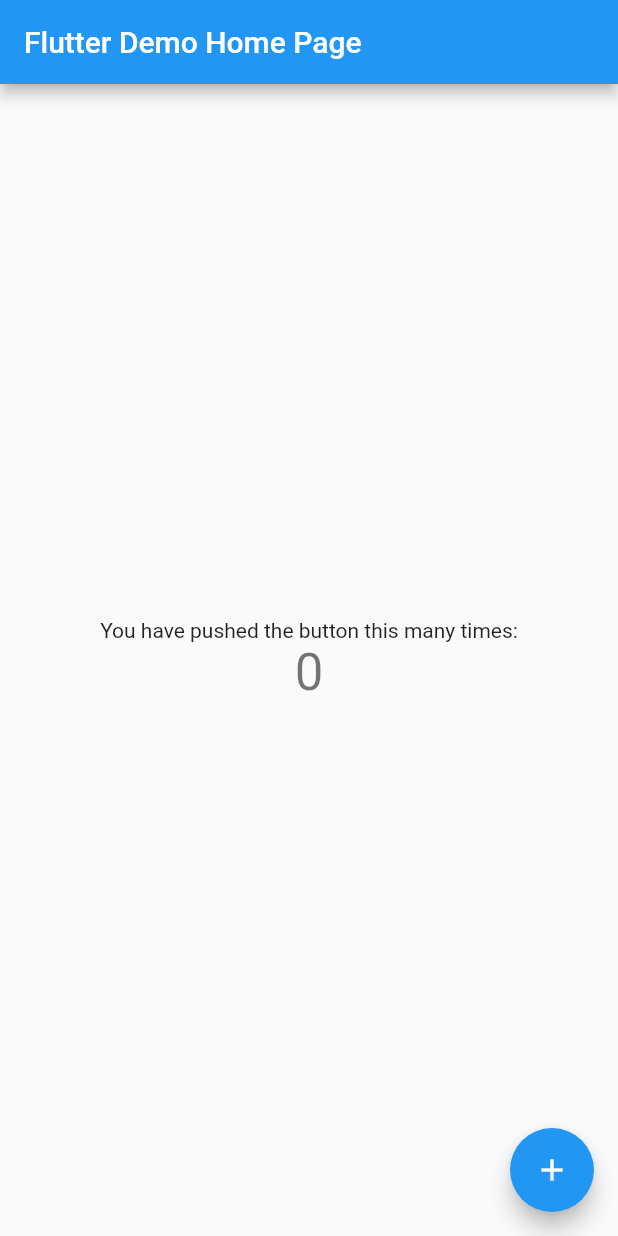
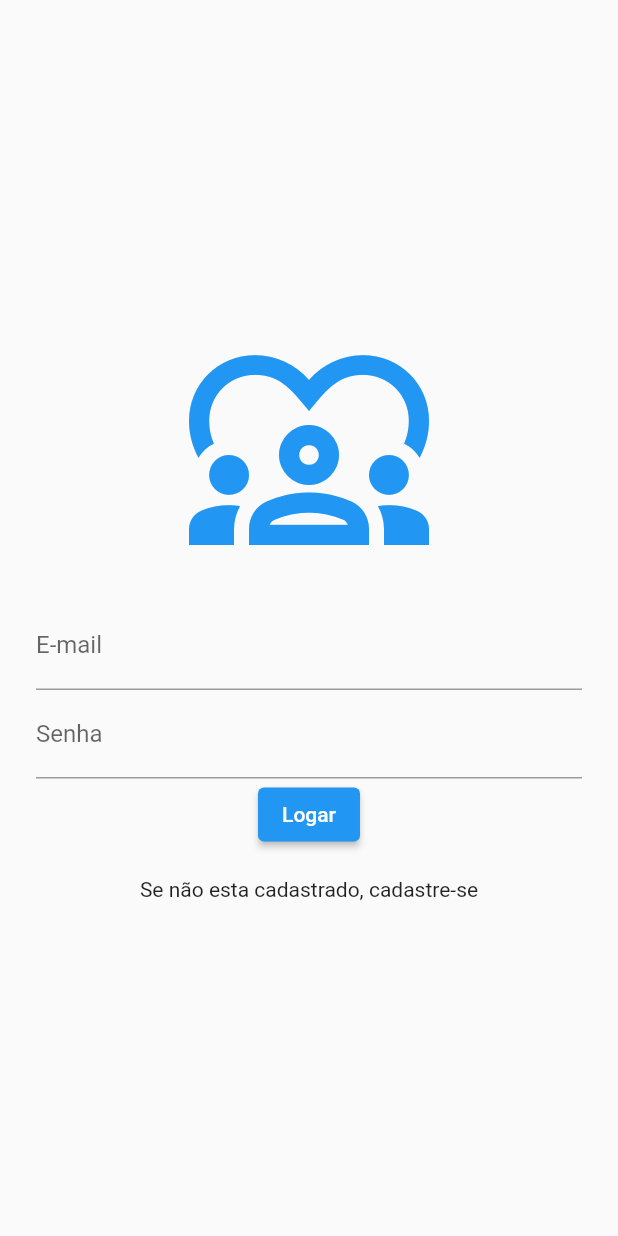
Before and after one commit to deividafonso281/saude_mental, a Flutter app: the screen it shows after launch, on a phone screen of 412 x 824 dp. Run offline on Flutter 3.47's test engine with Material 2 defaults, Android fonts, the phone set to English and light mode, and no system bars; our stand-ins replace firebase_core; accounts and stored records are empty; generated files the repository leaves out were written again.

Commit message:
Adding login screen

```diff
--- a/frontend/lib/main.dart
+++ b/frontend/lib/main.dart
@@ -1,19 +1,19 @@
 import 'package:firebase_core/firebase_core.dart';
+import 'package:frontend/screens/auth/Login_screen.dart';
 import 'firebase_options.dart';
 import 'package:flutter/material.dart';
 
 FirebaseApp? app;
 
 Future<void> initializeDefault() async {
-    app = await Firebase.initializeApp(
-      options: DefaultFirebaseOptions.currentPlatform,
-    );
+  app = await Firebase.initializeApp(
+    options: DefaultFirebaseOptions.currentPlatform,
+  );
 }
 
 void main() async {
   initializeDefault();
   runApp(const MyApp());
-
 }
 
 class MyApp extends StatelessWidget {
@@ -25,103 +25,9 @@ class MyApp extends StatelessWidget {
     return MaterialApp(
       title: 'Flutter Demo',
       theme: ThemeData(
-        // This is the theme of your application.
-        //
-        // Try running your application with "flutter run". You'll see the
-        // application has a blue toolbar. Then, without quitting the app, try
-        // changing the primarySwatch below to Colors.green and then invoke
-        // "hot reload" (press "r" in the console where you ran "flutter run",
-        // or simply save your changes to "hot reload" in a Flutter IDE).
-        // Notice that the counter didn't reset back to zero; the application
-        // is not restarted.
         primarySwatch: Colors.blue,
       ),
       home: const MyHomePage(title: 'Flutter Demo Home Page'),
     );
   }
 }
-
-class MyHomePage extends StatefulWidget {
-  const MyHomePage({super.key, required this.title});
-
-  // This widget is the home page of your application. It is stateful, meaning
-  // that it has a State object (defined below) that contains fields that affect
-  // how it looks.
-
-  // This class is the configuration for the state. It holds the values (in this
-  // case the title) provided by the parent (in this case the App widget) and
-  // used by the build method of the State. Fields in a Widget subclass are
-  // always marked "final".
-
-  final String title;
-
-  @override
-  State<MyHomePage> createState() => _MyHomePageState();
-}
-
-class _MyHomePageState extends State<MyHomePage> {
-  int _counter = 0;
-
-  void _incrementCounter() {
-    setState(() {
-      // This call to setState tells the Flutter framework that something has
-      // changed in this State, which causes it to rerun the build method below
-      // so that the display can reflect the updated values. If we changed
-      // _counter without calling setState(), then the build method would not be
-      // called again, and so nothing would appear to happen.
-      _counter++;
-    });
-  }
-
-  @override
-  Widget build(BuildContext context) {
-    // This method is rerun every time setState is called, for instance as done
-    // by the _incrementCounter method above.
-    //
-    // The Flutter framework has been optimized to make rerunning build methods
-    // fast, so that you can just rebuild anything that needs updating rather
-    // than having to individually change instances of widgets.
-    return Scaffold(
-      appBar: AppBar(
-        // Here we take the value from the MyHomePage object that was created by
-        // the App.build method, and use it to set our appbar title.
-        title: Text(widget.title),
-      ),
-      body: Center(
-        // Center is a layout widget. It takes a single child and positions it
-        // in the middle of the parent.
-        child: Column(
-          // Column is also a layout widget. It takes a list of children and
-          // arranges them vertically. By default, it sizes itself to fit its
-          // children horizontally, and tries to be as tall as its parent.
-          //
-          // Invoke "debug painting" (press "p" in the console, choose the
-          // "Toggle Debug Paint" action from the Flutter Inspector in Android
-          // Studio, or the "Toggle Debug Paint" command in Visual Studio Code)
-          // to see the wireframe for each widget.
-          //
-          // Column has various properties to control how it sizes itself and
-          // how it positions its children. Here we use mainAxisAlignment to
-          // center the children vertically; the main axis here is the vertical
-          // axis because Columns are vertical (the cross axis would be
-          // horizontal).
-          mainAxisAlignment: MainAxisAlignment.center,
-          children: <Widget>[
-            const Text(
-              'You have pushed the button this many times:',
-            ),
-            Text(
-              '$_counter',
-              style: Theme.of(context).textTheme.headlineMedium,
-            ),
-          ],
-        ),
-      ),
-      floatingActionButton: FloatingActionButton(
-        onPressed: _incrementCounter,
-        tooltip: 'Increment',
-        child: const Icon(Icons.add),
-      ), // This trailing comma makes auto-formatting nicer for build methods.
-    );
-  }
-}
--- /dev/null
+++ b/frontend/lib/screens/auth/Login_screen.dart
@@ -0,0 +1,65 @@
+import 'package:flutter/material.dart';
+
+class MyHomePage extends StatefulWidget {
+  const MyHomePage({super.key, required String title});
+
+  @override
+  State<MyHomePage> createState() => _MyHomePageState();
+}
+
+class _MyHomePageState extends State<MyHomePage> {
+  final _formKey = GlobalKey<FormState>();
+
+  final TextEditingController _emailTextController = TextEditingController();
+  final TextEditingController _passwordTextContoller = TextEditingController();
+
+  @override
+  Widget build(BuildContext context) {
+    return Scaffold(
+      body: Center(
+        child: Form(
+          key: _formKey,
+          child: Padding(
+            padding: const EdgeInsets.all(24.0),
+            child: Column(
+              mainAxisAlignment: MainAxisAlignment.center,
+              crossAxisAlignment: CrossAxisAlignment.center,
+              children: [
+                const Icon(
+                  Icons.diversity_1_outlined,
+                  size: 160,
+                  color: Colors.blue,
+                ),
+                const SizedBox(height: 18),
+                TextFormField(
+                  controller: _emailTextController,
+                  decoration: const InputDecoration(
+                    labelText: "E-mail",
+                  ),
+                ),
+                TextFormField(
+                  controller: _passwordTextContoller,
+                  decoration: const InputDecoration(
+                    labelText: "Senha",
+                  ),
+                ),
+                ElevatedButton(
+                  onPressed: () {
+                    if (_formKey.currentState!.validate()) {
+                      ScaffoldMessenger.of(context).showSnackBar(
+                        const SnackBar(content: Text('Processing Data')),
+                      );
+                    }
+                  },
+                  child: const Text('Logar'),
+                ),
+                const SizedBox(height: 18),
+                const Text("Se não esta cadastrado, cadastre-se"),
+              ],
+            ),
+          ),
+        ),
+      ),
+    );
+  }
+}
```
